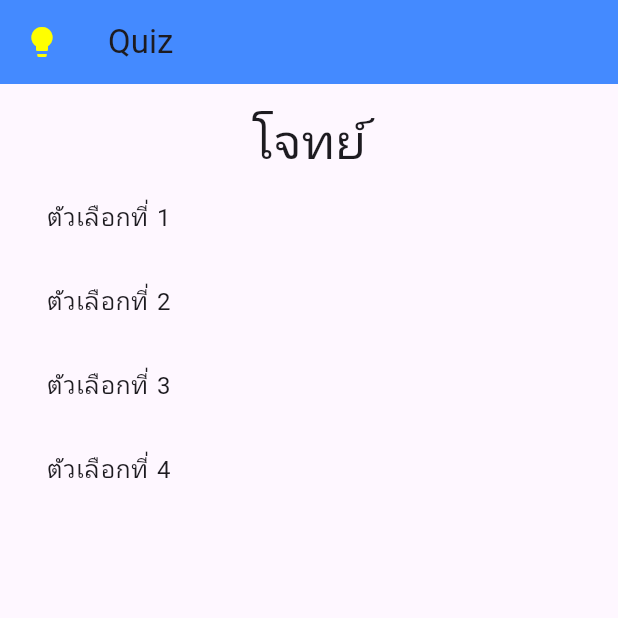
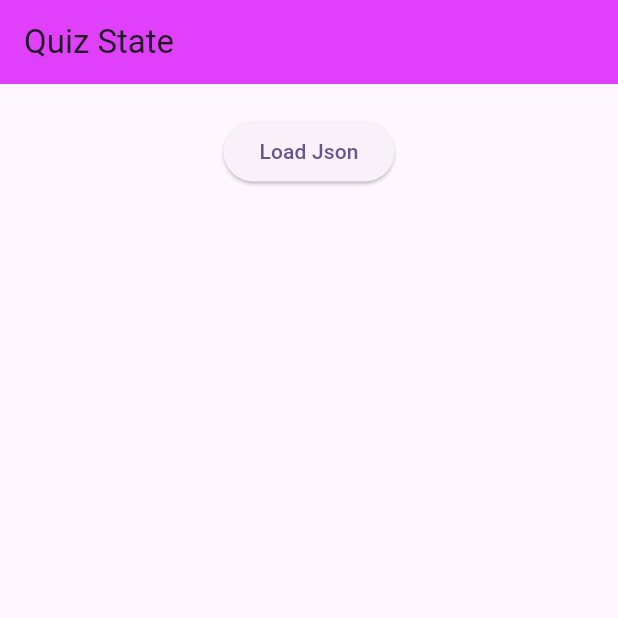
Before and after one commit to rapeeza1598/Application-Program-Development-for-Mobile-Devices, a Flutter app: the screen it shows after launch, on a phone screen of 412 x 824 dp, the top half of it. Run offline on Flutter 3.47's test engine with Material 3 defaults, Android fonts, the phone set to English and light mode, and no system bars; our stand-ins replace shared_preferences.

Commit message:
:sparkles: Add Quiz Screen and select choice

```diff
--- /dev/null
+++ b/lab4/lib/choice.dart
@@ -0,0 +1,13 @@
+class Choice {
+  int id;
+  String title;
+  Choice({required this.id, required this.title});
+
+  factory Choice.fromJson(Map<String, dynamic> json) =>
+      Choice(id: json["id"], title: json["title"]);
+
+  Map<String, dynamic> toJson() => {
+    "id": id,
+    "title": title
+  };
+}
--- a/lab4/lib/main.dart
+++ b/lab4/lib/main.dart
@@ -1,5 +1,7 @@
 import 'package:flutter/material.dart';
+import 'package:lab4/quiz.dart';
 import 'package:lab4/r1.dart';
+import 'package:lab4/r3.dart';
 
 void main() {
   runApp(const MyApp());
@@ -18,7 +20,7 @@ class MyApp extends StatelessWidget {
         useMaterial3: true,
       ),
       // home: const MyHomePage(title: 'Flutter Demo Home Page'),
-      home: const r1(),
+      home: const Quiz(),
     );
   }
 }
--- /dev/null
+++ b/lab4/lib/quiz.dart
@@ -0,0 +1,66 @@
+import 'package:flutter/material.dart';
+import 'package:flutter/services.dart';
+import 'package:lab4/quizmodel.dart';
+
+class Quiz extends StatefulWidget {
+  const Quiz({super.key});
+
+  @override
+  State<Quiz> createState() => _QuizState();
+}
+
+class _QuizState extends State<Quiz> {
+  String out = "";
+  int selChoice = 0;
+  late List<QuizModel> quiz = [];
+
+  void loadJson() async {
+    final String response =
+        await rootBundle.loadString("assets/json/data.json");
+    final jsdata = quizModelFromJson(response);
+    setState(() {
+      // out = response;
+      // out = "${jsdata[0].title}";
+      quiz = jsdata;
+    });
+  }
+
+  @override
+  Widget build(BuildContext context) {
+    return Scaffold(
+      appBar: AppBar(
+        title: Text("Quiz State"),
+        backgroundColor: Colors.purpleAccent,
+      ),
+      body: Column(children: [
+        Text(out),
+        ElevatedButton(onPressed: () => loadJson(), child: Text("Load Json")),
+        quiz.isNotEmpty
+            ? Expanded(
+                child: Column(
+                children: [
+                  Text("โจทย์ : ${quiz[0].title}"),
+                  ListView.builder(
+                    shrinkWrap: true,
+                    itemBuilder: (context, index) {
+                      return ListTile(
+                        leading: Radio(
+                            value: quiz[0].choice[index].id,
+                            groupValue: selChoice,
+                            onChanged: (int? value) {
+                              setState(() {
+                                selChoice = value!;
+                              });
+                            }),
+                        title: Text(quiz[0].choice[index].title),
+                      );
+                    },
+                    itemCount: quiz[0].choice.length,
+                  )
+                ],
+              ))
+            : Container()
+      ]),
+    );
+  }
+}
--- /dev/null
+++ b/lab4/lib/quizmodel.dart
@@ -0,0 +1,26 @@
+import 'dart:convert';
+
+import 'package:lab4/choice.dart';
+
+List<QuizModel> quizModelFromJson(String str) => List<QuizModel>.from(json.decode(str).map((x)=>QuizModel.fromJson(x)));
+class QuizModel {
+  String title;
+  List<Choice> choice;
+  int answerId;
+
+  QuizModel(
+      {required String this.title,
+      required List<Choice> this.choice,
+      required int this.answerId});
+
+  factory QuizModel.fromJson(Map<String, dynamic> json) => QuizModel(
+      title: json["title"],
+      choice: List<Choice>.from(json["choice"].map((x)=>Choice.fromJson(x))),
+      answerId: json["answerID"]);
+
+  Map<String, dynamic> toJson() => {
+    "title" :title,
+    "choice" :List<dynamic>.from(choice.map((x) => x.toJson())),
+    "answerID" :answerId,
+  };
+}
--- a/lab4/pubspec.yaml
+++ b/lab4/pubspec.yaml
@@ -57,7 +57,8 @@ flutter:
   # included with your application, so that you can use the icons in
   # the material Icons class.
   uses-material-design: true
-
+  assets:
+    - assets/json/
   # To add assets to your application, add an assets section, like this:
   # assets:
   #   - images/a_dot_burr.jpeg
```
Also changed, not shown: lab4/assets/json/data.json (added, +30 -0 lines), lab4/lib/r1.dart (+51 -1 lines), lab4/lib/r2.dart (added, +8 -0 lines), lab4/lib/r3.dart (added, +50 -0 lines).
